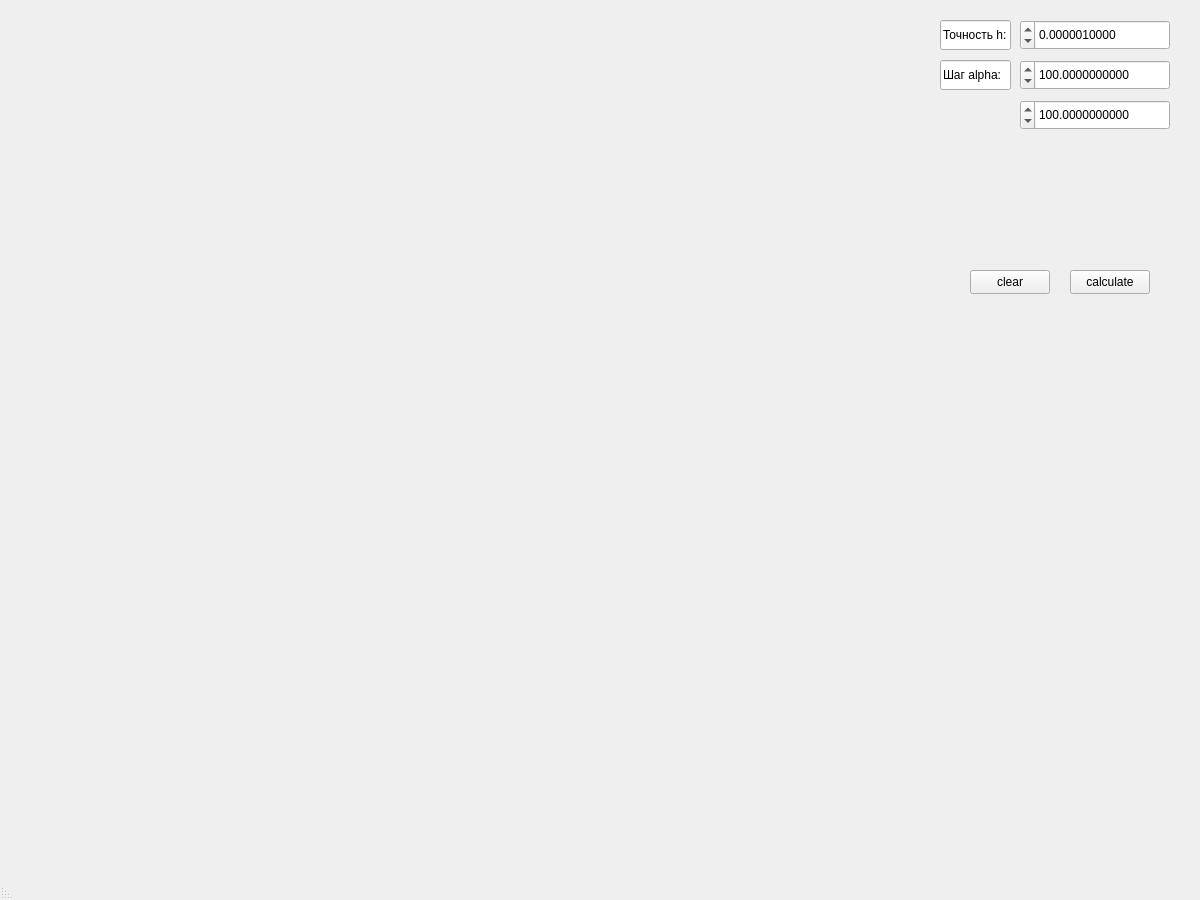
The window that mainwindow.ui (mitrich772/cursaMalashik) describes before a commit, drawn with Qt 5.
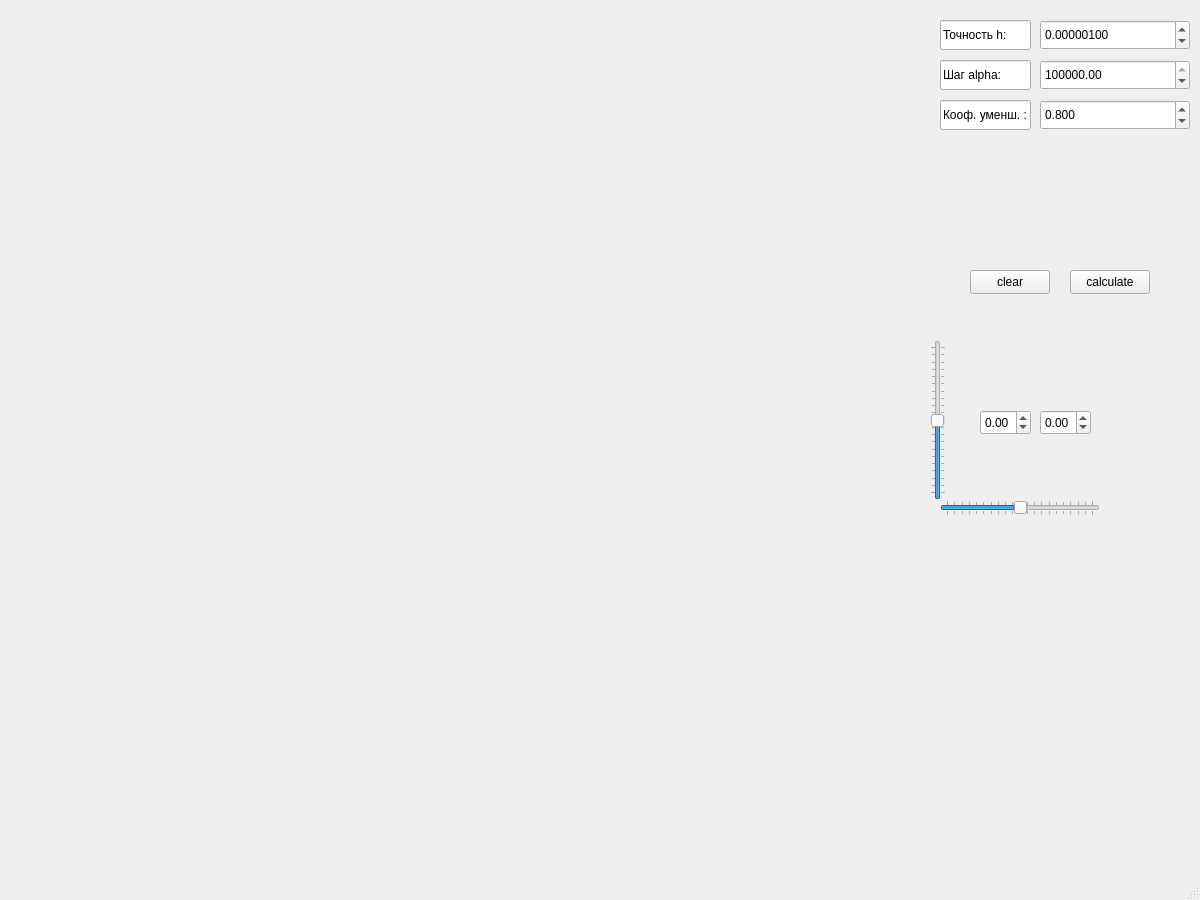
The same window after the commit.

Patch:
```diff
--- a/mainwindow.ui
+++ b/mainwindow.ui
@@ -14,7 +14,7 @@
    <string>MainWindow</string>
   </property>
   <property name="layoutDirection">
-   <enum>Qt::LayoutDirection::RightToLeft</enum>
+   <enum>Qt::LeftToRight</enum>
   </property>
   <widget class="QWidget" name="centralwidget">
    <widget class="QWidget" name="chartContainer" native="true">
@@ -30,7 +30,7 @@
    <widget class="QDoubleSpinBox" name="doubleSpinBox_h">
     <property name="geometry">
      <rect>
-      <x>1020</x>
+      <x>1040</x>
       <y>20</y>
       <width>150</width>
       <height>30</height>
@@ -40,7 +40,7 @@
      <string/>
     </property>
     <property name="decimals">
-     <number>10</number>
+     <number>8</number>
     </property>
     <property name="maximum">
      <double>10000.000000000000000</double>
@@ -70,7 +70,7 @@
      <rect>
       <x>940</x>
       <y>20</y>
-      <width>71</width>
+      <width>91</width>
       <height>30</height>
      </rect>
     </property>
@@ -87,7 +87,7 @@
    <widget class="QDoubleSpinBox" name="doubleSpinBox_Alpha">
     <property name="geometry">
      <rect>
-      <x>1020</x>
+      <x>1040</x>
       <y>60</y>
       <width>150</width>
       <height>30</height>
@@ -97,7 +97,10 @@
      <string/>
     </property>
     <property name="decimals">
-     <number>10</number>
+     <number>2</number>
+    </property>
+    <property name="minimum">
+     <double>0.010000000000000</double>
     </property>
     <property name="maximum">
      <double>10000000000.000000000000000</double>
@@ -106,7 +109,7 @@
      <enum>QAbstractSpinBox::StepType::AdaptiveDecimalStepType</enum>
     </property>
     <property name="value">
-     <double>100.000000000000000</double>
+     <double>1000000.000000000000000</double>
     </property>
    </widget>
    <widget class="QLineEdit" name="lineEditAlphaValue">
@@ -114,12 +117,12 @@
      <rect>
       <x>940</x>
       <y>60</y>
-      <width>71</width>
+      <width>91</width>
       <height>30</height>
      </rect>
     </property>
     <property name="layoutDirection">
-     <enum>Qt::LayoutDirection::RightToLeft</enum>
+     <enum>Qt::LeftToRight</enum>
     </property>
     <property name="text">
      <string>Шаг alpha:</string>
@@ -147,7 +150,7 @@
    <widget class="QDoubleSpinBox" name="doubleSpinBox_AlphaRedution">
     <property name="geometry">
      <rect>
-      <x>1020</x>
+      <x>1040</x>
       <y>100</y>
       <width>150</width>
       <height>30</height>
@@ -157,15 +160,122 @@
      <string/>
     </property>
     <property name="decimals">
-     <number>10</number>
+     <number>3</number>
+    </property>
+    <property name="minimum">
+     <double>0.001000000000000</double>
     </property>
     <property name="maximum">
-     <double>10000000000.000000000000000</double>
+     <double>0.990000000000000</double>
     </property>
     <property name="stepType">
      <enum>QAbstractSpinBox::StepType::AdaptiveDecimalStepType</enum>
     </property>
     <property name="value">
+     <double>0.800000000000000</double>
+    </property>
+   </widget>
+   <widget class="QLineEdit" name="lineEditAlphaValue_2">
+    <property name="geometry">
+     <rect>
+      <x>940</x>
+      <y>100</y>
+      <width>91</width>
+      <height>30</height>
+     </rect>
+    </property>
+    <property name="layoutDirection">
+     <enum>Qt::LeftToRight</enum>
+    </property>
+    <property name="text">
+     <string>Кооф. уменш. :</string>
+    </property>
+    <property name="readOnly">
+     <bool>true</bool>
+    </property>
+    <property name="clearButtonEnabled">
+     <bool>false</bool>
+    </property>
+   </widget>
+   <widget class="QSlider" name="horizontalSlider">
+    <property name="geometry">
+     <rect>
+      <x>940</x>
+      <y>500</y>
+      <width>160</width>
+      <height>16</height>
+     </rect>
+    </property>
+    <property name="minimum">
+     <number>-100</number>
+    </property>
+    <property name="maximum">
+     <number>100</number>
+    </property>
+    <property name="orientation">
+     <enum>Qt::Horizontal</enum>
+    </property>
+    <property name="tickPosition">
+     <enum>QSlider::TicksBothSides</enum>
+    </property>
+    <property name="tickInterval">
+     <number>10</number>
+    </property>
+   </widget>
+   <widget class="QSlider" name="verticalSlider">
+    <property name="geometry">
+     <rect>
+      <x>930</x>
+      <y>340</y>
+      <width>16</width>
+      <height>160</height>
+     </rect>
+    </property>
+    <property name="minimum">
+     <number>-100</number>
+    </property>
+    <property name="maximum">
+     <number>100</number>
+    </property>
+    <property name="orientation">
+     <enum>Qt::Vertical</enum>
+    </property>
+    <property name="tickPosition">
+     <enum>QSlider::TicksBothSides</enum>
+    </property>
+    <property name="tickInterval">
+     <number>10</number>
+    </property>
+   </widget>
+   <widget class="QDoubleSpinBox" name="doubleSpinBox_X">
+    <property name="geometry">
+     <rect>
+      <x>980</x>
+      <y>410</y>
+      <width>51</width>
+      <height>25</height>
+     </rect>
+    </property>
+    <property name="minimum">
+     <double>-100.000000000000000</double>
+    </property>
+    <property name="maximum">
+     <double>100.000000000000000</double>
+    </property>
+   </widget>
+   <widget class="QDoubleSpinBox" name="doubleSpinBox_Y">
+    <property name="geometry">
+     <rect>
+      <x>1040</x>
+      <y>410</y>
+      <width>51</width>
+      <height>25</height>
+     </rect>
+    </property>
+    <property name="minimum">
+     <double>-100.000000000000000</double>
+    </property>
+    <property name="maximum">
      <double>100.000000000000000</double>
     </property>
    </widget>
```
Left out of the diff: 17 changed lines with no effect on the pictures.
